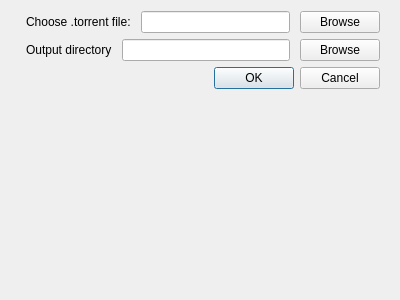
The window that addtorrentdialog.ui (Vladvance/nanotorrent) describes before a commit, drawn with Qt 5.
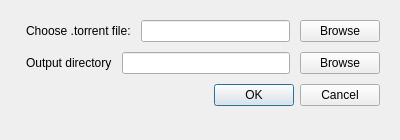
The same window after the commit.

```diff
--- a/addtorrentdialog.ui
+++ b/addtorrentdialog.ui
@@ -7,16 +7,22 @@
     <x>0</x>
     <y>0</y>
     <width>400</width>
-    <height>300</height>
+    <height>140</height>
    </rect>
   </property>
   <property name="windowTitle">
    <string>Dialog</string>
   </property>
   <layout class="QFormLayout" name="formLayout">
+   <property name="verticalSpacing">
+    <number>10</number>
+   </property>
    <property name="leftMargin">
     <number>20</number>
    </property>
+   <property name="topMargin">
+    <number>20</number>
+   </property>
    <property name="rightMargin">
     <number>20</number>
    </property>
```
Left out of the diff: 22 changed lines with no effect on the pictures.
